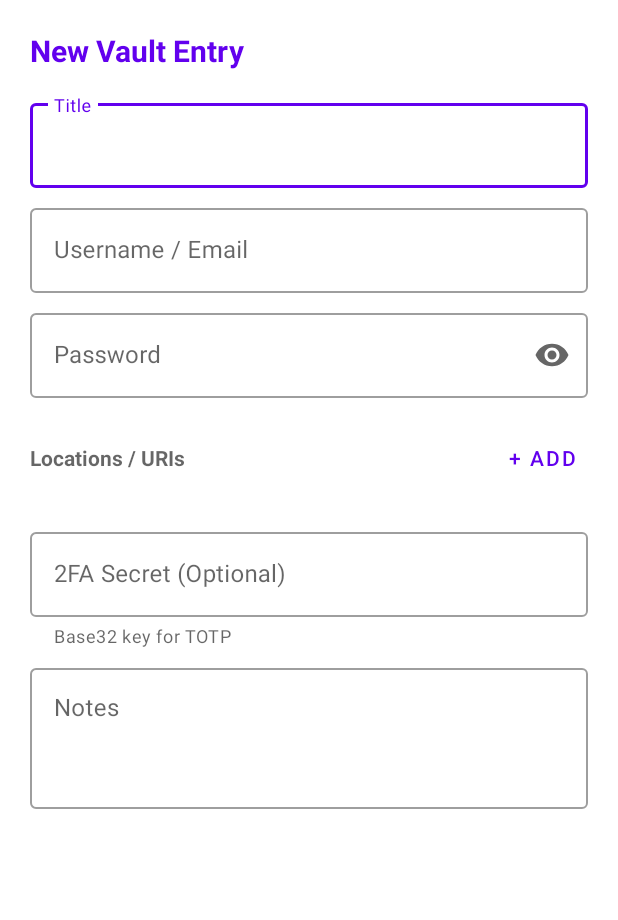
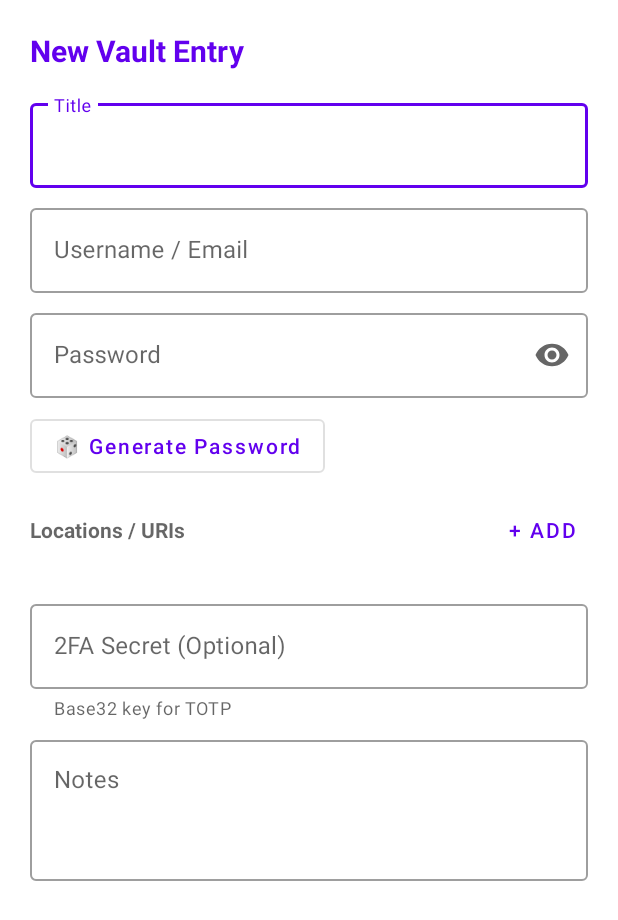
Before and after one commit to AmoghS1234/CipherMesh, an Android app: the layout dialog_create_entry.xml on its own in the app's theme, with its tools: preview values and no code run, on a phone screen of 412 x 824 dp. Shown: the top 920 px of the screen. Run offline under Robolectric (Android 15) with nearby library versions, the phone set to English and light mode, and no system bars.

Commit message:
Add password generator and strength meter to mobile entry dialog
Features added:
- Generate Password button (🎲 icon) creates secure 16-char passwords
- Real-time password strength meter with progress bar
- Color-coded strength indicator (Red/Orange/Yellow/Green/Blue)
- Strength text and percentage score display
- Auto-updates as user types password

Uses existing PasswordGenerator utility with:
- Configurable length and character sets
- Entropy-based strength calculation
- Industry-standard strength categories

Co-authored-by: AmoghS1234 <175756004+AmoghS1234@users.noreply.github.com>

```diff
--- a/src/mobile/app/src/main/res/layout/dialog_create_entry.xml
+++ b/src/mobile/app/src/main/res/layout/dialog_create_entry.xml
@@ -53,7 +53,7 @@
             android:layout_height="wrap_content"
             android:hint="Password"
             app:endIconMode="password_toggle"
-            android:layout_marginBottom="16dp">
+            android:layout_marginBottom="8dp">
             <com.google.android.material.textfield.TextInputEditText
                 android:id="@+id/inputPassword"
                 android:layout_width="match_parent"
@@ -61,6 +61,66 @@
                 android:inputType="textPassword"
                 android:singleLine="true"/>
         </com.google.android.material.textfield.TextInputLayout>
+
+        <!-- Password Generator Button -->
+        <Button
+            android:id="@+id/btnGeneratePassword"
+            style="@style/Widget.MaterialComponents.Button.OutlinedButton"
+            android:layout_width="wrap_content"
+            android:layout_height="wrap_content"
+            android:text="🎲 Generate Password"
+            android:layout_marginBottom="8dp"
+            android:textAllCaps="false"/>
+
+        <!-- Password Strength Meter -->
+        <LinearLayout
+            android:id="@+id/passwordStrengthContainer"
+            android:layout_width="match_parent"
+            android:layout_height="wrap_content"
+            android:orientation="vertical"
+            android:layout_marginBottom="16dp"
+            android:visibility="gone">
+
+            <LinearLayout
+                android:layout_width="match_parent"
+                android:layout_height="wrap_content"
+                android:orientation="horizontal"
+                android:gravity="center_vertical">
+
+                <TextView
+                    android:layout_width="wrap_content"
+                    android:layout_height="wrap_content"
+                    android:text="Strength: "
+                    android:textSize="12sp"
+                    android:textColor="?android:attr/textColorSecondary"/>
+
+                <TextView
+                    android:id="@+id/textPasswordStrength"
+                    android:layout_width="0dp"
+                    android:layout_height="wrap_content"
+                    android:layout_weight="1"
+                    android:text="Unknown"
+                    android:textSize="12sp"
+                    android:textStyle="bold"/>
+
+                <TextView
+                    android:id="@+id/textPasswordScore"
+                    android:layout_width="wrap_content"
+                    android:layout_height="wrap_content"
+                    android:text="0%"
+                    android:textSize="12sp"
+                    android:textColor="?android:attr/textColorSecondary"/>
+            </LinearLayout>
+
+            <ProgressBar
+                android:id="@+id/progressPasswordStrength"
+                style="?android:attr/progressBarStyleHorizontal"
+                android:layout_width="match_parent"
+                android:layout_height="8dp"
+                android:layout_marginTop="4dp"
+                android:max="100"
+                android:progress="0"/>
+        </LinearLayout>
 
         <LinearLayout
             android:layout_width="match_parent"
```
Also changed, not shown: src/mobile/app/src/main/java/com/ciphermesh/mobile/HomeActivity.kt (+50 -0 lines).
